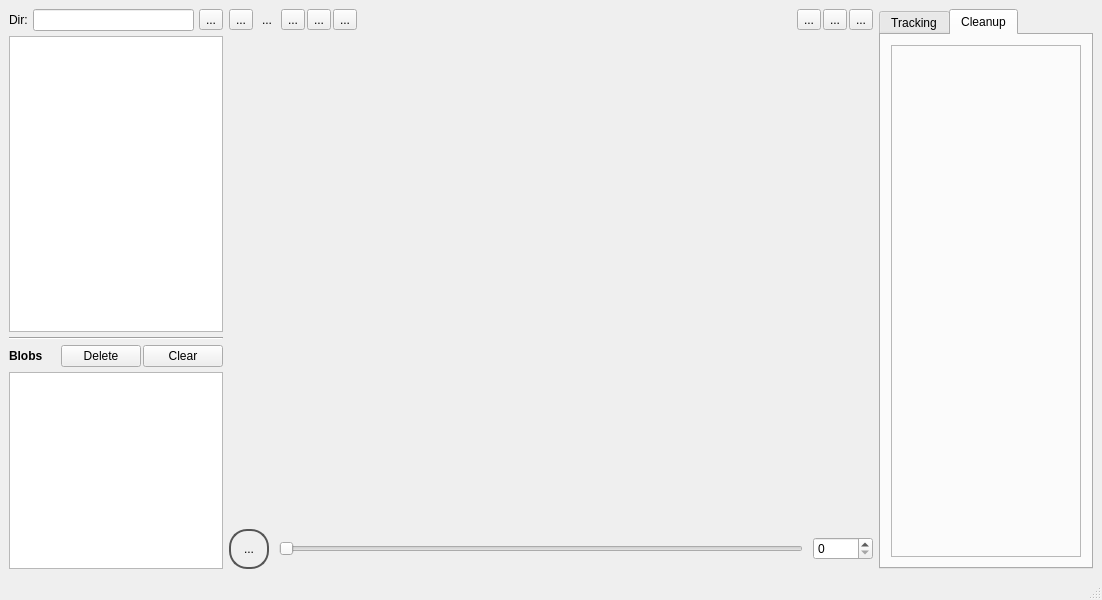
The window that mainwindow.ui (adwolfe/yawt) describes before a commit, drawn with Qt 5.
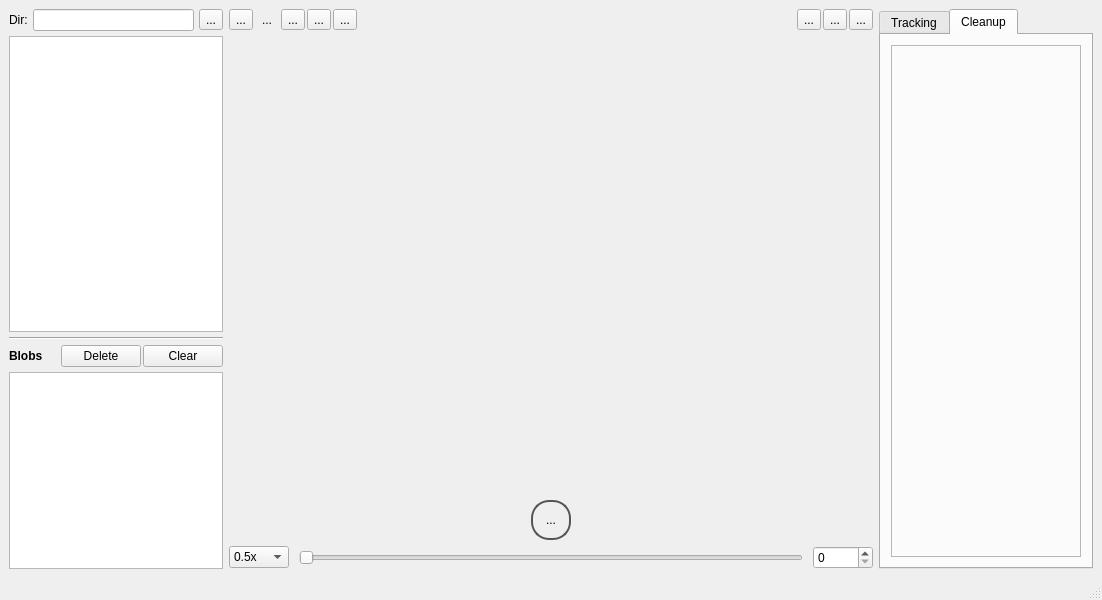
The same window after the commit. Icons and pictures are not drawn. Custom widgets are drawn as their Qt base class.

Commit message: playback speed

The edit to the form file:
```diff
--- a/mainwindow.ui
+++ b/mainwindow.ui
@@ -107,7 +107,7 @@
      </layout>
     </item>
     <item>
-     <layout class="QVBoxLayout" name="verticalLayout" stretch="0,1,0">
+     <layout class="QVBoxLayout" name="verticalLayout" stretch="0,1,0,0">
       <item>
        <layout class="QHBoxLayout" name="horizontalLayout">
         <property name="spacing">
@@ -283,9 +283,12 @@
        <widget class="VideoLoader" name="videoLoader" native="true"/>
       </item>
       <item>
-       <layout class="QHBoxLayout" name="horizontalLayout_3" stretch="0,0,0">
+       <layout class="QHBoxLayout" name="horizontalLayout_7">
         <property name="spacing">
-         <number>10</number>
+         <number>-1</number>
+        </property>
+        <property name="bottomMargin">
+         <number>0</number>
         </property>
         <item>
          <widget class="QToolButton" name="playPauseButton">
@@ -346,6 +349,60 @@
           <property name="checkable">
            <bool>true</bool>
           </property>
+         </widget>
+        </item>
+       </layout>
+      </item>
+      <item>
+       <layout class="QHBoxLayout" name="horizontalLayout_3" stretch="0,1,0">
+        <property name="spacing">
+         <number>10</number>
+        </property>
+        <item>
+         <widget class="QComboBox" name="comboPlaybackSpeed">
+          <property name="sizePolicy">
+           <sizepolicy hsizetype="Fixed" vsizetype="Fixed">
+            <horstretch>0</horstretch>
+            <verstretch>0</verstretch>
+           </sizepolicy>
+          </property>
+          <property name="minimumSize">
+           <size>
+            <width>0</width>
+            <height>0</height>
+           </size>
+          </property>
+          <property name="maximumSize">
+           <size>
+            <width>80</width>
+            <height>16777215</height>
+           </size>
+          </property>
+          <item>
+           <property name="text">
+            <string>0.5x</string>
+           </property>
+          </item>
+          <item>
+           <property name="text">
+            <string>1.0x</string>
+           </property>
+          </item>
+          <item>
+           <property name="text">
+            <string>2.5x</string>
+           </property>
+          </item>
+          <item>
+           <property name="text">
+            <string>5.0x</string>
+           </property>
+          </item>
+          <item>
+           <property name="text">
+            <string>10.0x</string>
+           </property>
+          </item>
          </widget>
         </item>
         <item>
```
Left out of the diff: 3 changed lines with no effect on the pictures. The commit also changes 2 other files.
